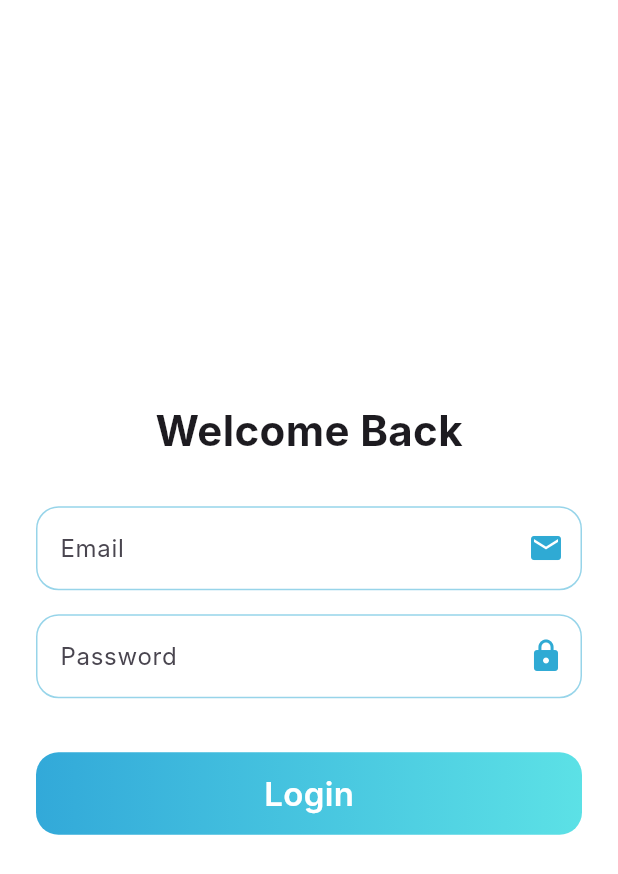
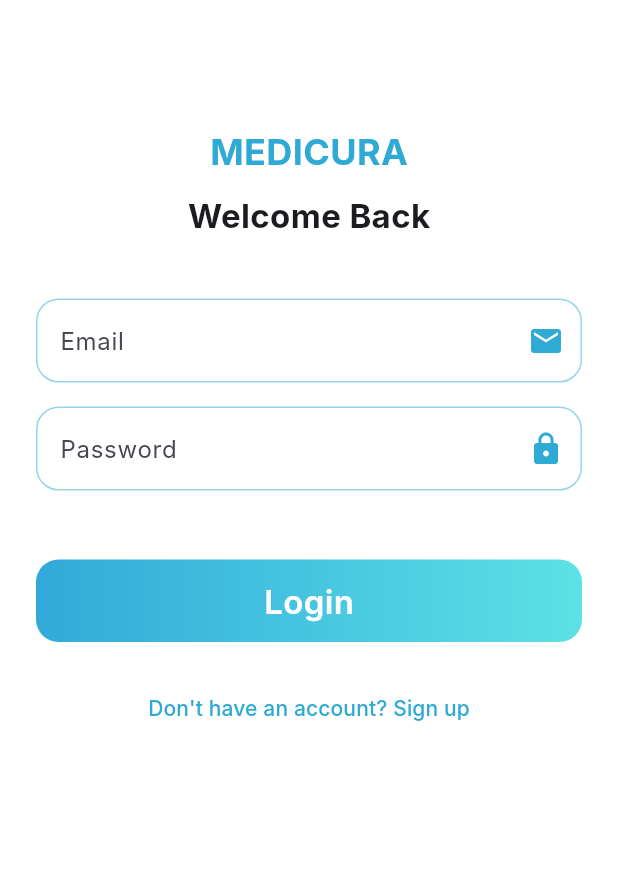
Before and after one commit to pakchief/Medicura, a Flutter app: the screen it shows after launch, after a tap on "Login", on a phone screen of 412 x 824 dp. Shown: the top 874 px of the screen. Run offline on Flutter 3.47's test engine with Material 3 defaults, Android fonts, the light colour scheme and no system bars; our stand-ins replace dio, go_router, supabase_flutter; accounts and stored records are empty; Roboto replaces fonts that are missing (Inter); statements that could not run were skipped.

Commit message:
static pages

```diff
--- a/lib/core/routes/app_router.dart
+++ b/lib/core/routes/app_router.dart
@@ -4,17 +4,27 @@ import 'package:medicuraapp/features/auth/presentation/login_page.dart';
 import 'package:medicuraapp/features/auth/presentation/signup_page.dart';
 import 'package:medicuraapp/features/home/presentation/home_screen.dart';
 import 'package:medicuraapp/features/auth/presentation/preference_screen.dart';
+import 'package:medicuraapp/features/home/presentation/home_page.dart';
+import 'package:medicuraapp/features/home/presentation/emergency.dart';
+import 'package:medicuraapp/features/home/presentation/insights_page.dart';
+import 'package:medicuraapp/features/home/presentation/doctors_page.dart';
+import 'package:medicuraapp/features/home/presentation/main_layout.dart';
+import 'package:go_router/go_router.dart';
 
 
 class AppRouter {
   static final router = GoRouter(
     initialLocation: '/',
     routes: [
-      GoRoute(path: '/', builder: (context, state) => const LandingScreen()),
+      GoRoute(path: '/', builder: (context, state) => const LandingPage()),
       GoRoute(path: '/login', builder: (context, state) => const LoginScreen()),
       GoRoute(path: '/signup', builder: (context, state) => const SignUpScreen()),
       GoRoute(path: '/preference', builder: (context, state) => const PreferenceScreen()),
-      GoRoute(path: '/home', builder: (context, state) => const HomeScreen()),
+      GoRoute(path: '/ai_chat',  builder: (context, state) => const AiChat()),
+      GoRoute(path: '/home',builder: (context, state) => const MainLayout()),
+      GoRoute(path: '/emergency',builder: (context, state) => const EmergencyPage()),
+      GoRoute(path: '/insights',builder: (context, state) => const HealthInsightsPage()),
+      GoRoute(path: '/doctors',builder: (context, state) => const DoctorsListPage()),
     ],
   );
 }
--- a/lib/features/auth/presentation/landing_page.dart
+++ b/lib/features/auth/presentation/landing_page.dart
@@ -1,109 +1,111 @@
 import 'package:flutter/material.dart';
-import '../../../core/theme/app_theme.dart';
-import '../../../shared/widgets/primary_button.dart';
+import 'package:flutter/gestures.dart';
 import 'package:go_router/go_router.dart';
 
-class LandingScreen extends StatelessWidget {
-  const LandingScreen({super.key});
+class LandingPage extends StatelessWidget {
+  const LandingPage({super.key});
 
   @override
   Widget build(BuildContext context) {
     return Scaffold(
-      backgroundColor: Colors.white,
-      body: SafeArea(
-        child: Padding(
-          padding: const EdgeInsets.symmetric(horizontal: 24.0),
+      // The background image fills the entire screen
+      body: Container(
+        width: double.infinity,
+        height: double.infinity,
+        decoration: const BoxDecoration(
+          image: DecorationImage(
+            // NOTE: Replace this network image with your actual local asset later
+            image: AssetImage()
+            fit: BoxFit.cover,
+          ),
+        ),
+        child: SafeArea(
           child: Column(
-            mainAxisAlignment: MainAxisAlignment.center,
+            mainAxisAlignment: MainAxisAlignment.end,
             children: [
-              const Spacer(flex: 2), // Pushes the logo down
-
-              // The Logo and Text Layout
-              Row(
-                mainAxisAlignment: MainAxisAlignment.center,
-                children: [
-                  // Placeholder for your actual Figma SVG logo
-                  const Icon(
-                    Icons.medical_information_outlined,
-                    size: 80,
-                    color: AppTheme.primaryTeal,
-                  ),
-                  const SizedBox(width: 16),
-
-                  // The Stacked Text
-                  Column(
-                    crossAxisAlignment: CrossAxisAlignment.start,
-                    children: const [
-                      Text(
-                        'MEDICURA',
+              // Title
+              const Padding(
+                padding: EdgeInsets.symmetric(horizontal: 40.0),
+                child: Align(
+                  alignment: Alignment.centerRight,
+                  child: Text(
+                    'MEDICURA HEALTH APP',
+                    textAlign: TextAlign.right,
                     style: TextStyle(
+                      color: Colors.white,
                       fontSize: 24,
                       fontFamily: 'Inter',
-                          fontWeight: FontWeight.w800,
-                          color: AppTheme.primaryTeal,
-                          letterSpacing: 0.5,
+                      fontWeight: FontWeight.w700,
                     ),
                   ),
-                      Text(
-                        'HEALTH APP',
-                        style: TextStyle(
-                          fontSize: 24,
-                          fontFamily: 'Inter',
-                          fontWeight: FontWeight.w800,
-                          color: AppTheme.primaryTeal,
-                          letterSpacing: 0.5,
                 ),
               ),
-                    ],
+
+              const SizedBox(height: 180), // Pushes the buttons to the bottom
+
+              // The Gradient Login Button
+              GestureDetector(
+                onTap: () => context.push('/login'), // Navigates to Login
+                child: Container(
+                  width: 298,
+                  height: 47,
+                  decoration: ShapeDecoration(
+                    gradient: const LinearGradient(
+                      begin: Alignment.centerLeft,
+                      end: Alignment.centerRight,
+                      colors: [Color(0xFF2698C2), Color(0xFF57D0EB)],
                     ),
-                ],
+                    shape: RoundedRectangleBorder(
+                      borderRadius: BorderRadius.circular(15),
+                    ),
+                  ),
+                  child: const Center(
+                    child: Text(
+                      'Login',
+                      style: TextStyle(
+                        color: Colors.white,
+                        fontSize: 20,
+                        fontFamily: 'Inter',
+                        fontWeight: FontWeight.w600,
+                      ),
+                    ),
+                  ),
+                ),
               ),
 
-              const Spacer(flex: 3), // Pushes the button to the bottom
+              const SizedBox(height: 20),
 
-              // The Gradient Button with the Arrow
-              PrimaryButton(
-                text: 'Login',
-                trailingIcon: Icons.arrow_forward,
-                onPressed: () {
-                  context.push('/login');
-                },
-              ),
-
-              const SizedBox(height: 24),
-
-              // The Sign Up Link
-              GestureDetector(
-                onTap: () {
-                  context.push('/signup');
-                },
-                child: const Text.rich(
+              // The Sign Up RichText Link
+              Text.rich(
                 TextSpan(
                   children: [
-                      TextSpan(
-                        text: 'Don’t have an account? ',
+                    const TextSpan(
+                      text: 'Don’t have an account?',
                       style: TextStyle(
-                          color: Colors.black87,
+                        color: Colors.white,
                         fontSize: 16,
                         fontFamily: 'Inter',
                         fontWeight: FontWeight.w400,
                       ),
                     ),
                     TextSpan(
-                        text: 'Sign up',
-                        style: TextStyle(
-                          color: AppTheme.gradientEnd, // Using the lighter teal for the text link
+                      text: ' Sign up',
+                      style: const TextStyle(
+                        color: Color(0xFF2698C2),
                         fontSize: 16,
                         fontFamily: 'Inter',
                         fontWeight: FontWeight.w700,
                       ),
+                      // Makes the text clickable
+                      recognizer: TapGestureRecognizer()..onTap = () {
+                        context.push('/signup'); // Navigates to Sign up
+                      },
                     ),
                   ],
                 ),
               ),
-              ),
 
-              const SizedBox(height: 40), // Bottom padding
+              const SizedBox(height: 60), // Bottom padding
             ],
           ),
         ),
--- a/lib/features/auth/presentation/login_page.dart
+++ b/lib/features/auth/presentation/login_page.dart
@@ -1,6 +1,7 @@
 import 'package:flutter/material.dart';
 import 'package:go_router/go_router.dart';
 import 'package:supabase_flutter/supabase_flutter.dart';
+import 'package:medicuraapp/core/theme/app_theme.dart';
 import 'package:medicuraapp/shared/widgets/primary_button.dart';
 import 'package:medicuraapp/shared/widgets/custom_textfield.dart';
 
@@ -14,34 +15,64 @@ class LoginScreen extends StatefulWidget {
 class _LoginScreenState extends State<LoginScreen> {
   final _emailController = TextEditingController();
   final _passwordController = TextEditingController();
+  bool _isLoading = false;
 
   Future<void> _handleLogin() async {
+    if (_emailController.text.isEmpty || _passwordController.text.isEmpty) {
+      ScaffoldMessenger.of(context).showSnackBar(const SnackBar(content: Text("Please enter email and password")));
+      return;
+    }
+
+    setState(() => _isLoading = true);
+
     try {
       await Supabase.instance.client.auth.signInWithPassword(
         email: _emailController.text.trim(),
         password: _passwordController.text.trim(),
       );
+
       if (mounted) context.go('/home');
+
+    } on AuthException catch (e) {
+      ScaffoldMessenger.of(context).showSnackBar(const SnackBar(content: Text("Invalid login credentials"), backgroundColor: Colors.redAccent));
     } catch (e) {
-      ScaffoldMessenger.of(context).showSnackBar(const SnackBar(content: Text("Login Failed")));
+      ScaffoldMessenger.of(context).showSnackBar(const SnackBar(content: Text("An error occurred during login")));
+    } finally {
+      if (mounted) setState(() => _isLoading = false);
     }
   }
 
   @override
   Widget build(BuildContext context) {
     return Scaffold(
-      body: Padding(
+      backgroundColor: Colors.white,
+      body: SafeArea(
+        child: SingleChildScrollView(
           padding: const EdgeInsets.all(24.0),
           child: Column(
             mainAxisAlignment: MainAxisAlignment.center,
             children: [
-            const Text('Welcome Back', style: TextStyle(fontSize: 28, fontWeight: FontWeight.bold)),
-            const SizedBox(height: 30),
+              const SizedBox(height: 60),
+              const Text('MEDICURA', style: AppTheme.titleStyle),
+              const SizedBox(height: 10),
+              const Text('Welcome Back', style: TextStyle(fontSize: 22, fontWeight: FontWeight.bold)),
+              const SizedBox(height: 40),
+
               CustomTextField(hintText: 'Email', suffixIcon: Icons.email, controller: _emailController),
               CustomTextField(hintText: 'Password', suffixIcon: Icons.lock, isPassword: true, controller: _passwordController),
+
+              const SizedBox(height: 30),
+              _isLoading
+                  ? const CircularProgressIndicator(color: AppTheme.primaryTeal)
+                  : PrimaryButton(text: 'Login', onPressed: _handleLogin),
+
               const SizedBox(height: 20),
-            PrimaryButton(text: 'Login', onPressed: _handleLogin),
+              TextButton(
+                onPressed: () => context.go('/signup'),
+                child: const Text("Don't have an account? Sign up", style: TextStyle(color: AppTheme.primaryTeal)),
+              )
             ],
+          ),
         ),
       ),
     );
```
Also changed, not shown: lib/features/auth/presentation/preference_screen.dart (+57 -23 lines), lib/features/auth/presentation/signup_page.dart (+36 -8 lines), lib/features/home/presentation/home_screen.dart (+5 -5 lines). Lines whose indentation alone changed are shown as unchanged.
